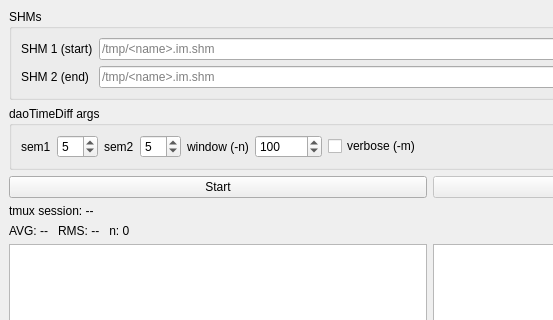
The window that gui/daoTimeDiffDisp.ui (Durham-Adaptive-Optics/daoTools) describes before a commit, drawn with Qt 5; both pictures show x 0 to 553 and y 0 to 320 of the 860 by 470 pixel window.
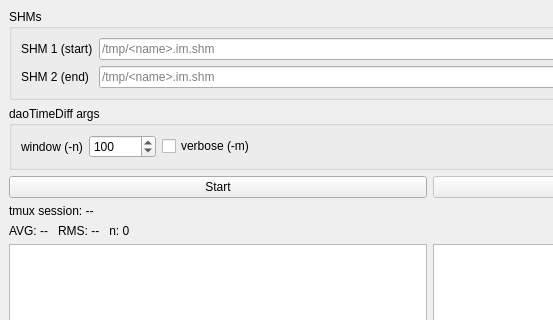
The same window after the commit. Custom widgets are drawn as their Qt base class.

Commit message:
daoTimeDiff: no semaphore arguments, it waits on a semaphore of its own
- daoTimeDiff, daoTimeDiffNCurse: -S <SHM1> <SHM2> <measurement SHM>;
  semaphore numbers from older command lines are skipped with a warning
- daoTimeDiffDisp: sem1/sem2 spinboxes removed (they still passed fixed
  5/5); --sem1/--sem2 accepted and ignored
- docs and apps/README

The edit to the form file:
```diff
--- a/gui/daoTimeDiffDisp.ui
+++ b/gui/daoTimeDiffDisp.ui
@@ -55,30 +55,6 @@
        <string>daoTimeDiff args</string>
       </property>
       <layout class="QHBoxLayout" name="argsLayout">
-       <item>
-        <widget class="QLabel" name="sem1Title">
-         <property name="text"><string>sem1</string></property>
-        </widget>
-       </item>
-       <item>
-        <widget class="QSpinBox" name="sem1Spin">
-         <property name="minimum"><number>0</number></property>
-         <property name="maximum"><number>15</number></property>
-         <property name="value"><number>5</number></property>
-        </widget>
-       </item>
-       <item>
-        <widget class="QLabel" name="sem2Title">
-         <property name="text"><string>sem2</string></property>
-        </widget>
-       </item>
-       <item>
-        <widget class="QSpinBox" name="sem2Spin">
-         <property name="minimum"><number>0</number></property>
-         <property name="maximum"><number>15</number></property>
-         <property name="value"><number>5</number></property>
-        </widget>
-       </item>
        <item>
         <widget class="QLabel" name="popSizeTitle">
          <property name="text"><string>window (-n)</string></property>
```
The commit also changes 6 other files.
